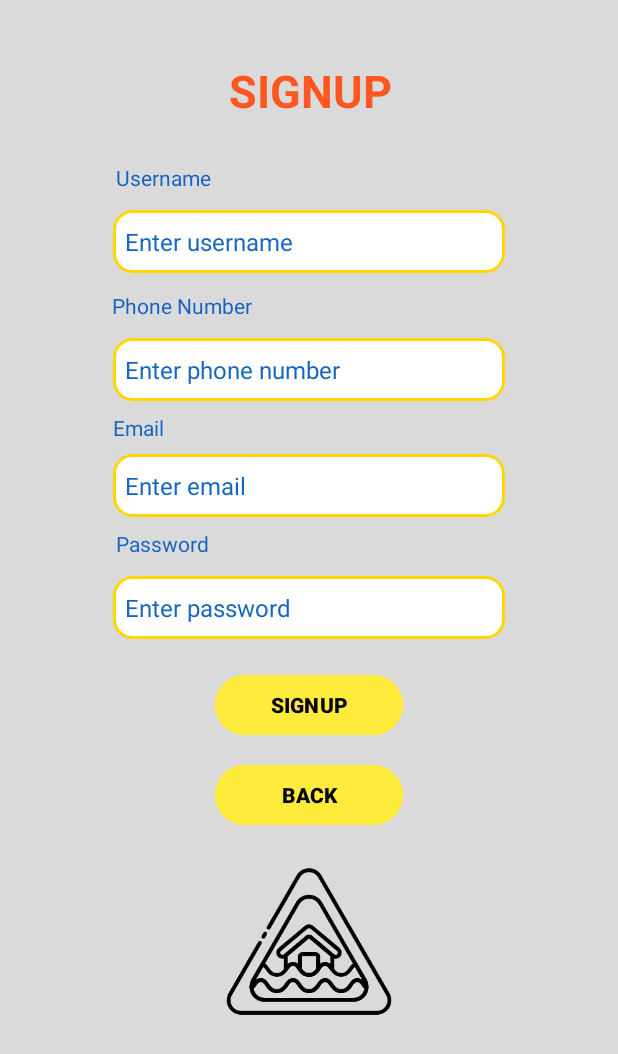
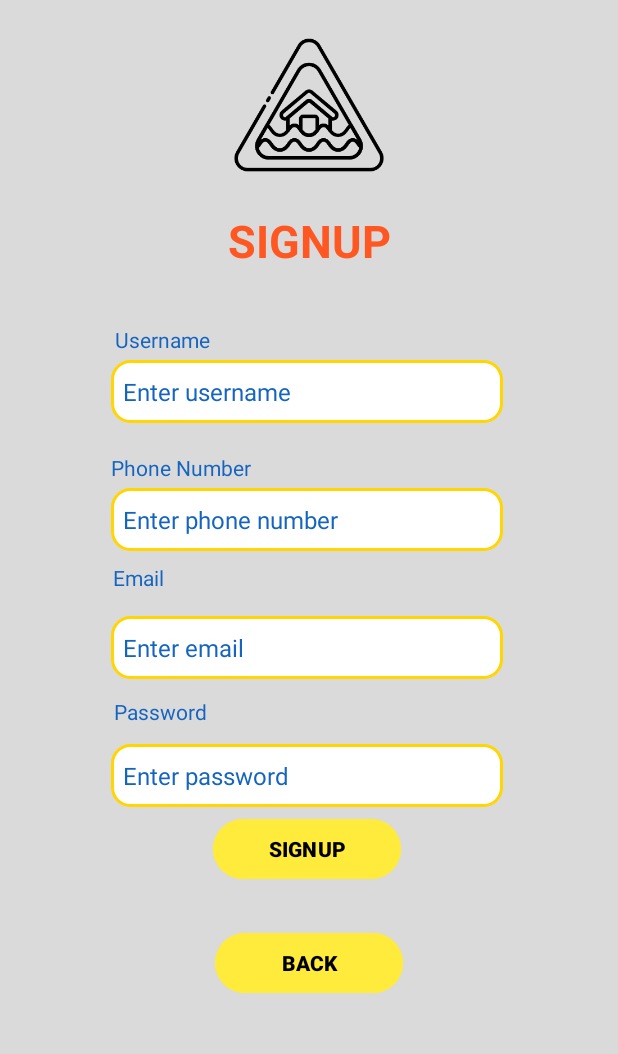
Before and after one commit to Mirulaidl/AlertRakyat, an Android app: the screen it shows after launch (SignupActivity), after a tap on "SignUp", on a phone screen of 412 x 824 dp. Shown: the top 1054 px of the screen. Run offline under Robolectric (Android 15) with nearby library versions, the phone set to English and light mode, and no system bars; our stand-ins replace Firebase (no records; nobody signed in at launch, a user with empty details on screens opened directly).

Commit message:
view update

```diff
--- a/app/src/main/res/layout/activity_signup.xml
+++ b/app/src/main/res/layout/activity_signup.xml
@@ -16,116 +16,15 @@
 
     <!-- Phone Label -->
 
-    <EditText
-        android:id="@+id/etUsername"
-        android:layout_width="261dp"
-        android:layout_height="42dp"
-        android:layout_marginTop="12dp"
-        android:background="@drawable/edittext_background"
-        android:hint="Enter username"
-        android:textColorHint="#1565C0"
-        android:textSize="16sp"
+    <ImageView
+        android:id="@+id/imageView3"
+        android:layout_width="100dp"
+        android:layout_height="100dp"
+        app:layout_constraintBottom_toTopOf="@+id/textView2"
         app:layout_constraintEnd_toEndOf="parent"
         app:layout_constraintStart_toStartOf="parent"
-        app:layout_constraintTop_toBottomOf="@id/tvUsername" />
-
-    <ImageView
-        android:id="@+id/imageView3"
-        android:layout_width="125dp"
-        android:layout_height="99dp"
-        android:layout_marginTop="24dp"
-        app:layout_constraintEnd_toEndOf="parent"
-        app:layout_constraintStart_toStartOf="parent"
-        app:layout_constraintTop_toBottomOf="@id/btnBack"
+        app:layout_constraintTop_toTopOf="parent"
         app:srcCompat="@drawable/logo1" />
-
-    <Button
-        android:id="@+id/btnSignup"
-        android:layout_width="125dp"
-        android:layout_height="48dp"
-        android:layout_marginTop="20dp"
-        android:text="SIGNUP"
-        android:backgroundTint="#FFEB3B"
-        android:textColor="#000000"
-        android:textStyle="bold"
-        app:layout_constraintEnd_toEndOf="parent"
-        app:layout_constraintStart_toStartOf="parent"
-        app:layout_constraintTop_toBottomOf="@id/etPassword" />
-
-    <Button
-        android:id="@+id/btnBack"
-        android:layout_width="125dp"
-        android:layout_height="48dp"
-        android:layout_marginTop="12dp"
-        android:text="BACK"
-        android:backgroundTint="#FFEB3B"
-        android:textColor="#000000"
-        android:textStyle="bold"
-        app:layout_constraintEnd_toEndOf="parent"
-        app:layout_constraintStart_toStartOf="parent"
-        app:layout_constraintTop_toBottomOf="@id/btnSignup" />
-
-    <TextView
-        android:id="@+id/tvPassword"
-        android:layout_width="wrap_content"
-        android:layout_height="wrap_content"
-        android:layout_marginTop="8dp"
-        android:text="Password"
-        android:textColor="#1565C0"
-        app:layout_constraintEnd_toEndOf="parent"
-        app:layout_constraintHorizontal_bias="0.22"
-        app:layout_constraintStart_toStartOf="parent"
-        app:layout_constraintTop_toBottomOf="@id/etEmail" />
-
-    <TextView
-        android:id="@+id/tvUsername"
-        android:layout_width="wrap_content"
-        android:layout_height="wrap_content"
-        android:layout_marginTop="28dp"
-        android:text="Username"
-        android:textColor="#1565C0"
-        app:layout_constraintEnd_toEndOf="parent"
-        app:layout_constraintHorizontal_bias="0.221"
-        app:layout_constraintStart_toStartOf="parent"
-        app:layout_constraintTop_toBottomOf="@+id/textView2" />
-
-    <EditText
-        android:id="@+id/etNophone"
-        android:layout_width="261dp"
-        android:layout_height="42dp"
-        android:layout_marginTop="12dp"
-        android:background="@drawable/edittext_background"
-        android:hint="Enter phone number"
-        android:textColorHint="#1565C0"
-        android:textSize="16sp"
-        app:layout_constraintEnd_toEndOf="parent"
-        app:layout_constraintStart_toStartOf="parent"
-        app:layout_constraintTop_toBottomOf="@id/tvNophone" />
-
-    <TextView
-        android:id="@+id/tvNophone"
-        android:layout_width="wrap_content"
-        android:layout_height="wrap_content"
-        android:layout_marginTop="12dp"
-        android:text="Phone Number"
-        android:textColor="#1565C0"
-        app:layout_constraintEnd_toEndOf="parent"
-        app:layout_constraintHorizontal_bias="0.235"
-        app:layout_constraintStart_toStartOf="parent"
-        app:layout_constraintTop_toBottomOf="@id/etUsername" />
-
-    <EditText
-        android:id="@+id/etEmail"
-        android:layout_width="261dp"
-        android:layout_height="42dp"
-        android:layout_marginTop="8dp"
-        android:background="@drawable/edittext_background"
-        android:hint="Enter email"
-        android:textColorHint="#1565C0"
-        android:textSize="16sp"
-        app:layout_constraintEnd_toEndOf="parent"
-        app:layout_constraintStart_toStartOf="parent"
-        app:layout_constraintTop_toBottomOf="@id/tvEmail" />
 
     <TextView
         android:id="@+id/tvEmail"
@@ -139,6 +38,102 @@
         app:layout_constraintStart_toStartOf="parent"
         app:layout_constraintTop_toBottomOf="@id/etNophone" />
 
+    <TextView
+        android:id="@+id/textView2"
+        android:layout_width="wrap_content"
+        android:layout_height="wrap_content"
+        android:layout_marginTop="140dp"
+        android:text="SIGNUP"
+        android:textColor="#FF5722"
+        android:textSize="30sp"
+        android:textStyle="bold"
+        app:layout_constraintEnd_toEndOf="parent"
+        app:layout_constraintStart_toStartOf="parent"
+        app:layout_constraintTop_toTopOf="parent" />
+
+    <EditText
+        android:id="@+id/etUsername"
+        android:layout_width="261dp"
+        android:layout_height="42dp"
+        android:layout_marginTop="4dp"
+        android:background="@drawable/edittext_background"
+        android:hint="Enter username"
+        android:textColorHint="#1565C0"
+        android:textSize="16sp"
+        app:layout_constraintEnd_toEndOf="parent"
+        app:layout_constraintHorizontal_bias="0.493"
+        app:layout_constraintStart_toStartOf="parent"
+        app:layout_constraintTop_toBottomOf="@id/tvUsername" />
+
+    <EditText
+        android:id="@+id/etEmail"
+        android:layout_width="261dp"
+        android:layout_height="42dp"
+        android:layout_marginTop="16dp"
+        android:background="@drawable/edittext_background"
+        android:hint="Enter email"
+        android:textColorHint="#1565C0"
+        android:textSize="16sp"
+        app:layout_constraintEnd_toEndOf="parent"
+        app:layout_constraintHorizontal_bias="0.493"
+        app:layout_constraintStart_toStartOf="parent"
+        app:layout_constraintTop_toBottomOf="@id/tvEmail" />
+
+    <EditText
+        android:id="@+id/etNophone"
+        android:layout_width="261dp"
+        android:layout_height="42dp"
+        android:layout_marginTop="4dp"
+        android:background="@drawable/edittext_background"
+        android:hint="Enter phone number"
+        android:textColorHint="#1565C0"
+        android:textSize="16sp"
+        app:layout_constraintEnd_toEndOf="parent"
+        app:layout_constraintHorizontal_bias="0.493"
+        app:layout_constraintStart_toStartOf="parent"
+        app:layout_constraintTop_toBottomOf="@id/tvNophone" />
+
+    <Button
+        android:id="@+id/btnBack"
+        android:layout_width="125dp"
+        android:layout_height="48dp"
+        android:layout_marginTop="28dp"
+        android:backgroundTint="#FFEB3B"
+        android:text="BACK"
+        android:textColor="#000000"
+        android:textStyle="bold"
+        app:layout_constraintBottom_toBottomOf="parent"
+        app:layout_constraintEnd_toEndOf="parent"
+        app:layout_constraintStart_toStartOf="parent"
+        app:layout_constraintTop_toBottomOf="@id/btnSignup"
+        app:layout_constraintVertical_bias="0.0" />
+
+    <TextView
+        android:id="@+id/tvUsername"
+        android:layout_width="wrap_content"
+        android:layout_height="wrap_content"
+        android:layout_marginTop="36dp"
+        android:text="Username"
+        android:textColor="#1565C0"
+        app:layout_constraintEnd_toEndOf="parent"
+        app:layout_constraintHorizontal_bias="0.219"
+        app:layout_constraintStart_toStartOf="parent"
+        app:layout_constraintTop_toBottomOf="@+id/textView2" />
+
+    <Button
+        android:id="@+id/btnSignup"
+        android:layout_width="125dp"
+        android:layout_height="48dp"
+        android:layout_marginTop="4dp"
+        android:backgroundTint="#FFEB3B"
+        android:text="SIGNUP"
+        android:textColor="#000000"
+        android:textStyle="bold"
+        app:layout_constraintEnd_toEndOf="parent"
+        app:layout_constraintHorizontal_bias="0.496"
+        app:layout_constraintStart_toStartOf="parent"
+        app:layout_constraintTop_toBottomOf="@id/etPassword" />
+
     <EditText
         android:id="@+id/etPassword"
         android:layout_width="261dp"
@@ -149,22 +144,33 @@
         android:textColorHint="#1565C0"
         android:textSize="16sp"
         app:layout_constraintEnd_toEndOf="parent"
+        app:layout_constraintHorizontal_bias="0.493"
         app:layout_constraintStart_toStartOf="parent"
         app:layout_constraintTop_toBottomOf="@id/tvPassword" />
 
     <TextView
-        android:id="@+id/textView2"
+        android:id="@+id/tvPassword"
         android:layout_width="wrap_content"
         android:layout_height="wrap_content"
-        android:layout_marginTop="40dp"
-        android:text="SIGNUP"
-        android:textColor="#FF5722"
-        android:textSize="30sp"
-        android:textStyle="bold"
+        android:layout_marginTop="12dp"
+        android:text="Password"
+        android:textColor="#1565C0"
         app:layout_constraintEnd_toEndOf="parent"
-        app:layout_constraintHorizontal_bias="0.503"
+        app:layout_constraintHorizontal_bias="0.217"
         app:layout_constraintStart_toStartOf="parent"
-        app:layout_constraintTop_toTopOf="parent" />
+        app:layout_constraintTop_toBottomOf="@id/etEmail" />
+
+    <TextView
+        android:id="@+id/tvNophone"
+        android:layout_width="wrap_content"
+        android:layout_height="wrap_content"
+        android:layout_marginTop="20dp"
+        android:text="Phone Number"
+        android:textColor="#1565C0"
+        app:layout_constraintEnd_toEndOf="parent"
+        app:layout_constraintHorizontal_bias="0.232"
+        app:layout_constraintStart_toStartOf="parent"
+        app:layout_constraintTop_toBottomOf="@id/etUsername" />
 
     <ProgressBar
         android:id="@+id/progressBar"
```
Also changed, not shown: app/src/main/res/layout/activity_emergency.xml (+11 -2 lines), app/src/main/res/layout/activity_login.xml (+52 -49 lines), app/src/main/res/layout/activity_profile.xml (+118 -106 lines), app/src/main/res/layout/report_item.xml (+15 -6 lines).
